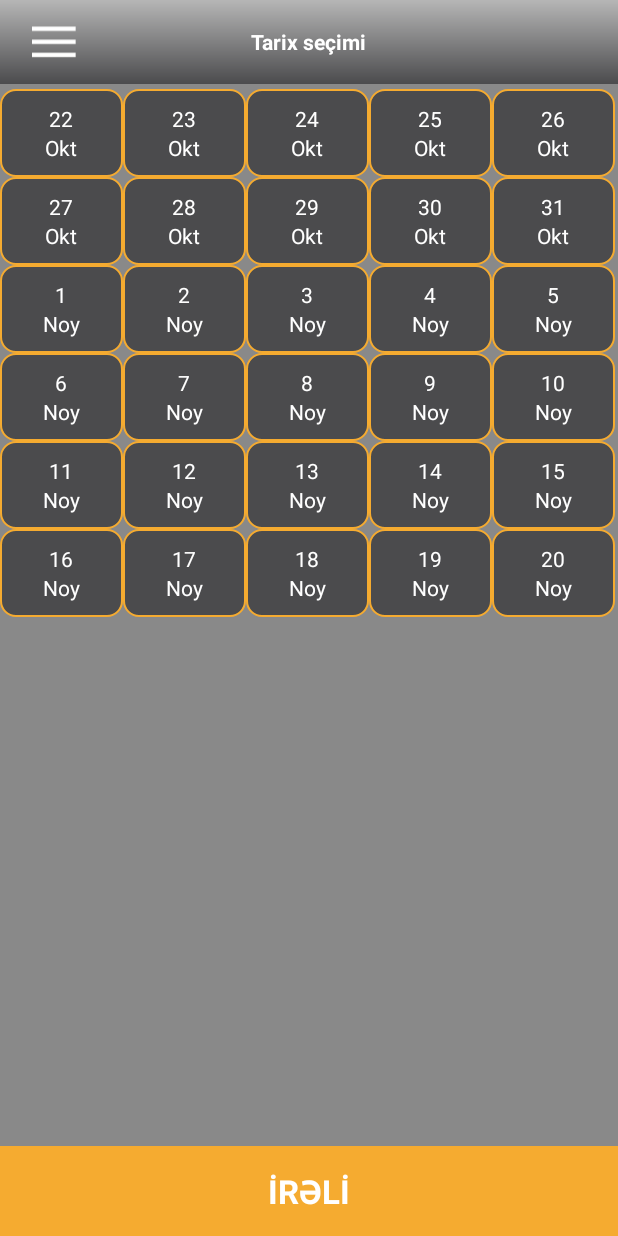
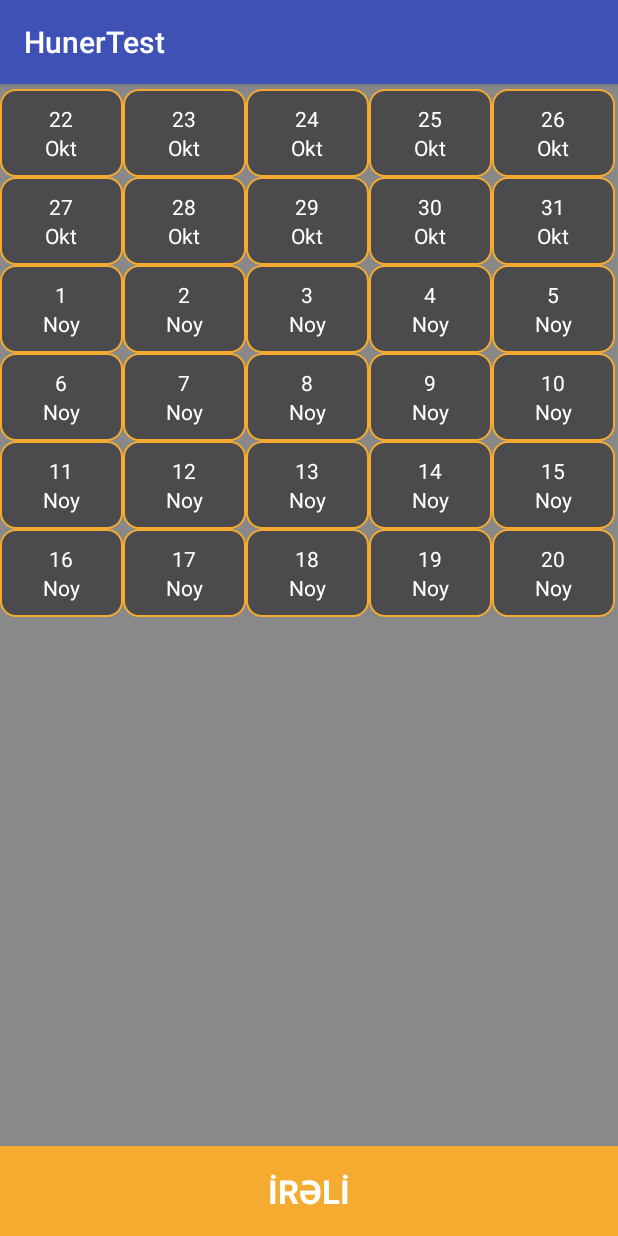
Before and after one commit to nicatguliyev/HunerTest, an Android app: the Test screen opened directly, with no data from a screen before it, on a phone screen of 412 x 824 dp. Run offline under Robolectric (Android 15) with nearby library versions, the light colour scheme and no system bars.

```diff
--- a/app/src/main/java/com/example/artservis/hunertest/Test.java
+++ b/app/src/main/java/com/example/artservis/hunertest/Test.java
@@ -50,16 +50,6 @@ public class Test extends AppCompatActivity {
 
 
         ActionBar mActionBar = getSupportActionBar();
-
-        mActionBar.setDisplayShowHomeEnabled(false);
-        mActionBar.setDisplayShowTitleEnabled(false);
-        mActionBar.setDisplayShowCustomEnabled(true);
-        mActionBar.setElevation(0);
-       // mActionBar.setBackgroundDrawable(new ColorDrawable(Color.parseColor("#616060")));
-        mActionBar.setBackgroundDrawable(getResources().getDrawable(R.drawable.gradient_actionbar));
-        ViewGroup actionBarLayout = (ViewGroup) getLayoutInflater().inflate(R.layout.select_date_actionbar, null);
-        mActionBar.setCustomView(actionBarLayout);
-
 
         months.put("01", "Yanvar");
         months.put("02", "Fevral");
--- a/app/src/main/res/layout/activity_select_date.xml
+++ b/app/src/main/res/layout/activity_select_date.xml
@@ -29,7 +29,7 @@
              android:layout_height="match_parent"
              android:layout_centerVertical="true"
              android:layout_marginLeft="5dp"
-             android:padding="10dp"
+             android:padding="11dp"
              android:clickable="true"
              android:background="@drawable/menu_button_background"
              android:src="@drawable/menu_icon"/>
--- a/app/src/main/res/layout/select_date_actionbar.xml
+++ /dev/null
@@ -1,46 +0,0 @@
-<?xml version="1.0" encoding="utf-8"?>
-<RelativeLayout
-    xmlns:android="http://schemas.android.com/apk/res/android"
-    android:orientation="vertical"
-    android:layout_width="match_parent"
-    android:layout_height="50dp"
-    android:background="@drawable/gradient_actionbar">
-
-    <RelativeLayout
-        android:layout_width="match_parent"
-        android:layout_height="match_parent">
-
-        <RelativeLayout
-            android:layout_width="40dp"
-            android:layout_height="match_parent"
-            android:clickable="true"
-            android:layout_marginTop="5dp"
-            android:layout_marginBottom="5dp"
-            android:background="@drawable/menu_button_background"
-            android:layout_centerVertical="true">
-
-
-            <ImageView
-                android:id="@+id/menuIcon"
-                android:layout_width="50dp"
-                android:layout_height="50dp"
-                android:padding="5dp"
-                android:layout_centerVertical="true"
-                android:src="@drawable/menu_icon"/>
-
-        </RelativeLayout>
-
-
-        <TextView
-            android:layout_width="wrap_content"
-            android:layout_height="wrap_content"
-            android:text="Tarix seçimi"
-            android:textColor="#fff"
-            android:textStyle="bold"
-            android:layout_centerInParent="true"/>
-
-
-    </RelativeLayout>
-
-
-</RelativeLayout>
```
Also changed, not shown: app/src/main/java/com/example/artservis/hunertest/SelectDate.java (+0 -10 lines), app/src/main/java/com/example/artservis/hunertest/Services.java (+1 -12 lines), app/src/main/res/layout/activity_services.xml (+31 -2 lines).
